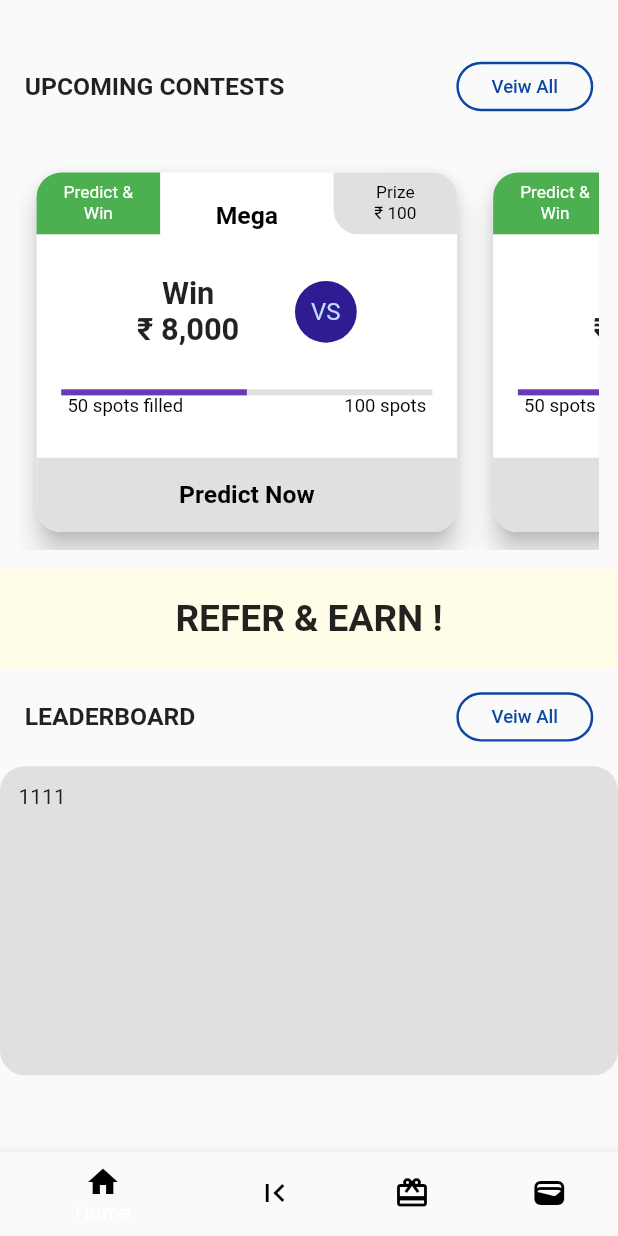
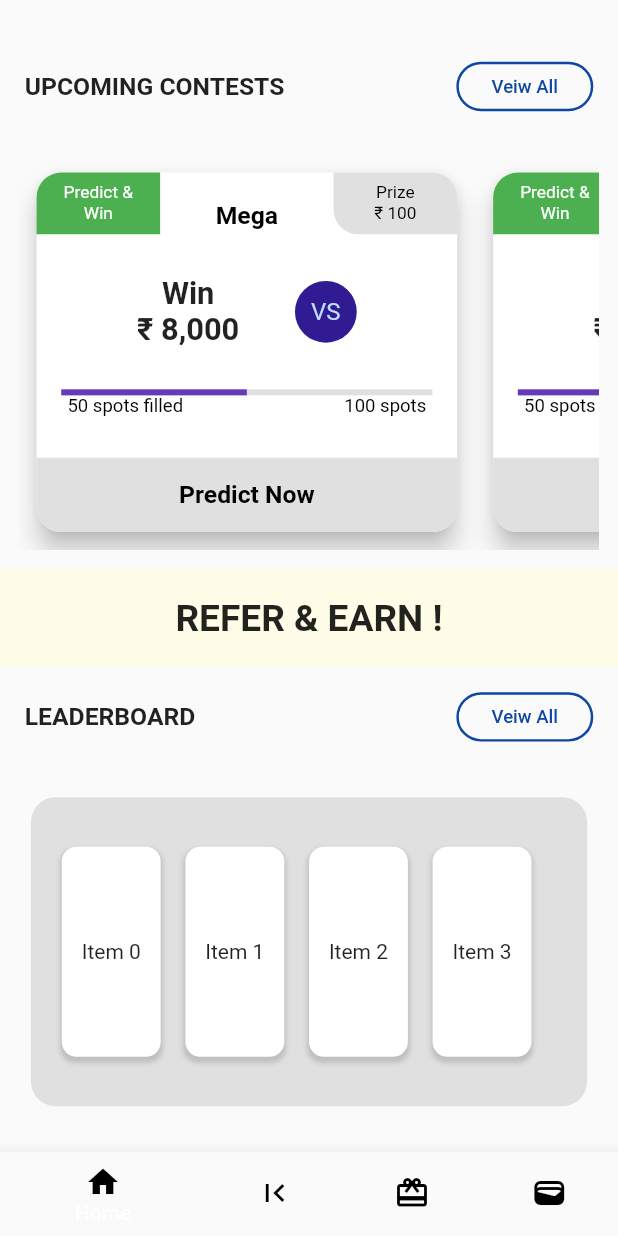
Before and after one commit to SanketSarmalkar/Home_Page_Design_Flutter_1, a Flutter app: the screen it shows after launch, on a phone screen of 412 x 824 dp. Run offline on Flutter 3.47's test engine with Material 2 defaults, Android fonts, the phone set to English and light mode, and no system bars.

Commit message:
leader board items

```diff
--- a/lib/components/leader_board.dart
+++ b/lib/components/leader_board.dart
@@ -44,12 +44,15 @@ class _LeaderBoardState extends State<LeaderBoard> {
             ],
           ),
         ),
-        Container(
-          decoration: BoxDecoration(
-            borderRadius: BorderRadius.circular(height * 0.02),
-            color: Colors.grey[300],
+        Padding(
+          padding: EdgeInsets.all(width * 0.05),
+          child: Container(
+            decoration: BoxDecoration(
+              borderRadius: BorderRadius.circular(height * 0.02),
+              color: Colors.grey[300],
+            ),
+            child: const LeaderBoardList(),
           ),
-          child: const LeaderBoardList(),
         )
       ],
     );
--- a/lib/components/leader_board_item.dart
+++ b/lib/components/leader_board_item.dart
@@ -1,7 +1,7 @@
 import 'package:flutter/material.dart';
 
 class LeaderBoardItem extends StatefulWidget {
-  final int item;
+  final item;
   const LeaderBoardItem({Key? key, required this.item}) : super(key: key);
 
   @override
@@ -11,6 +11,29 @@ class LeaderBoardItem extends StatefulWidget {
 class _LeaderBoardItemState extends State<LeaderBoardItem> {
   @override
   Widget build(BuildContext context) {
-    return Text(widget.item.toString());
+    double height = MediaQuery.of(context).size.height;
+    double width = MediaQuery.of(context).size.width;
+    return Padding(
+      padding: EdgeInsets.only(
+        top: width * 0.05,
+        bottom: width * 0.05,
+        right: width * 0.02,
+        left: width * 0.02,
+      ),
+      child: Container(
+        width: width * 0.16,
+        decoration: BoxDecoration(
+            color: Colors.white,
+            borderRadius: BorderRadius.circular(10),
+            boxShadow: [
+              BoxShadow(
+                  color: Colors.grey.withOpacity(0.5),
+                  spreadRadius: 1,
+                  blurRadius: 2,
+                  offset: Offset(0, 3))
+            ]),
+        child: Center(child: Text('Item ${widget.item}')),
+      ),
+    );
   }
 }
--- a/lib/components/leader_board_list.dart
+++ b/lib/components/leader_board_list.dart
@@ -19,7 +19,7 @@ class _LeaderBoardListState extends State<LeaderBoardList> {
           scrollDirection: Axis.horizontal,
           itemCount: 4,
           itemBuilder: (context, index) {
-            return const LeaderBoardItem(item: 1);
+            return LeaderBoardItem(item: index);
           }),
     );
   }
--- a/pubspec.yaml
+++ b/pubspec.yaml
@@ -35,7 +35,6 @@ dependencies:
   # The following adds the Cupertino Icons font to your application.
   # Use with the CupertinoIcons class for iOS style icons.
   cupertino_icons: ^1.0.2
-  icon_forest: ^1.1.8
 
 dev_dependencies:
   flutter_test:
```
Also changed, not shown: pubspec.lock.
